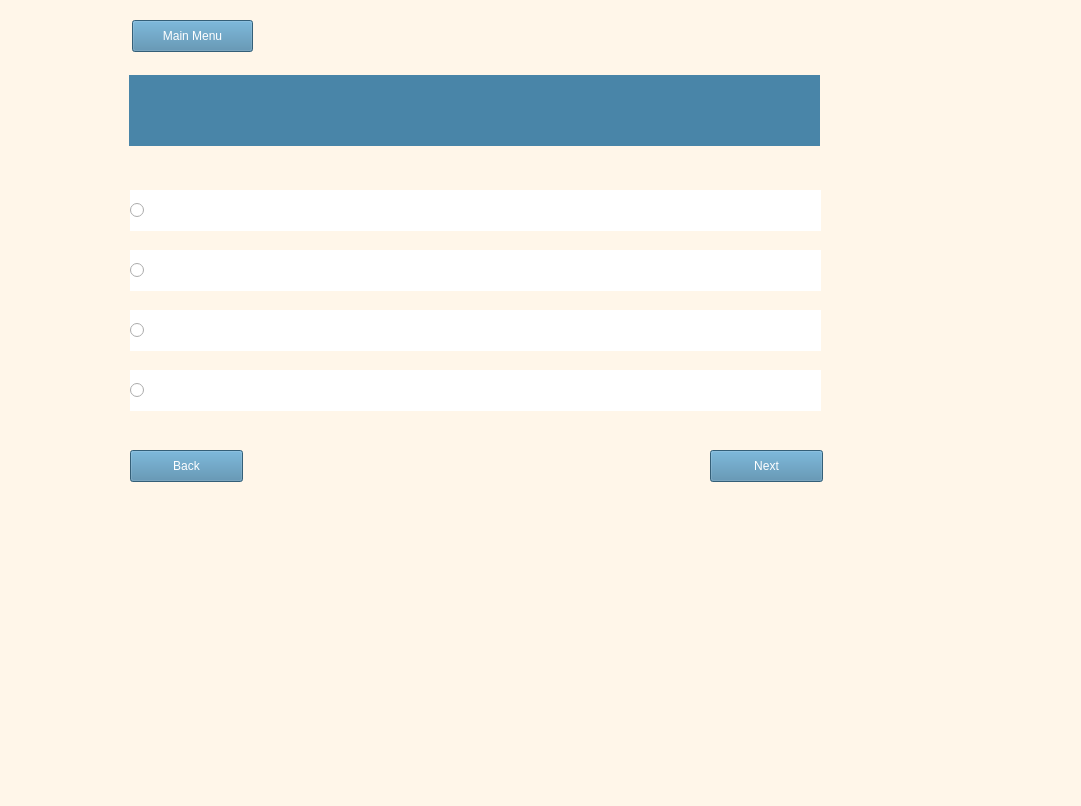
The window that Code/Practice_setOperations/set_operations.ui (aryanagarwal9/Interactive-Set-Theory-Tool) describes before a commit, drawn with Qt 5.
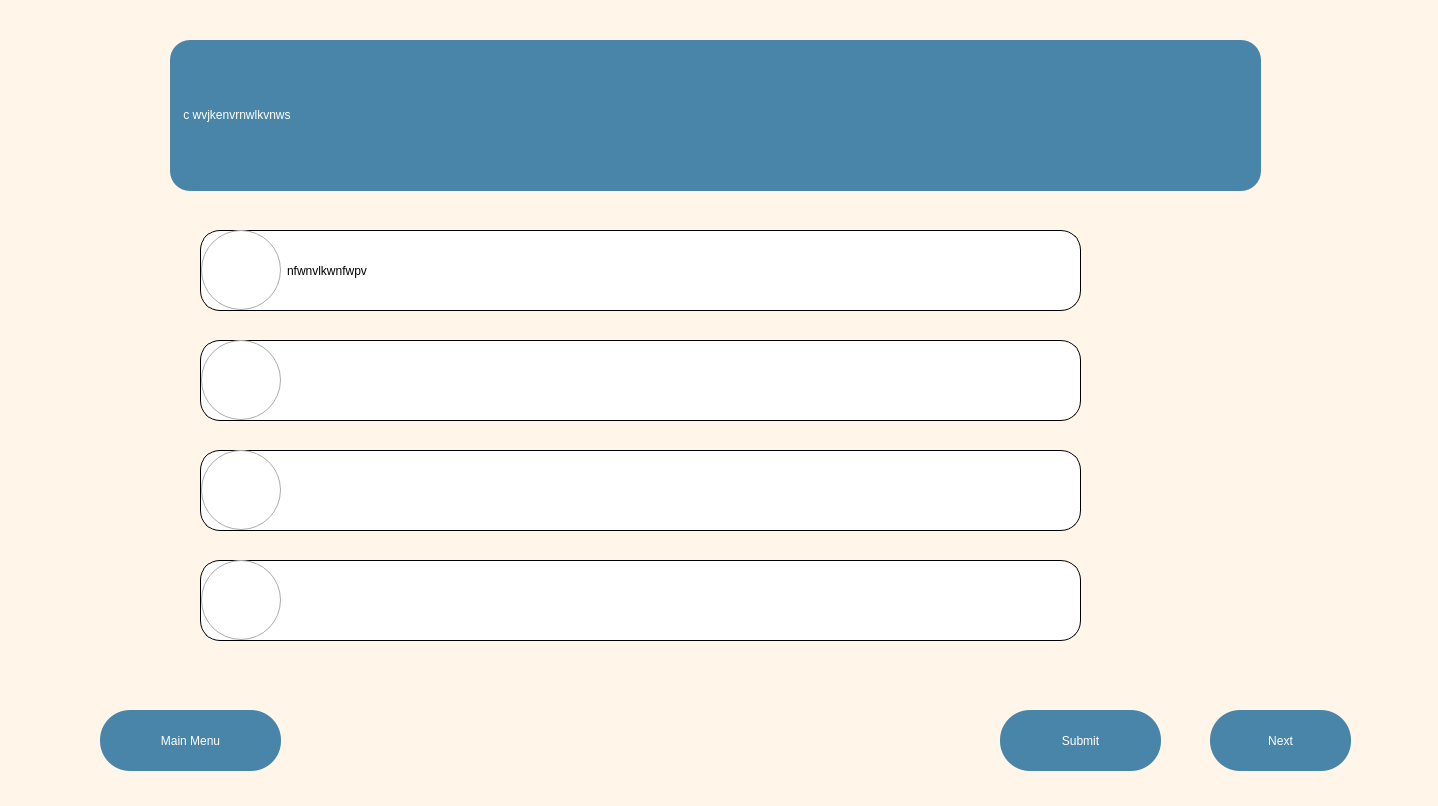
The same window after the commit. Icons and pictures are not drawn.

```diff
--- a/Code/Practice_setOperations/set_operations.ui
+++ b/Code/Practice_setOperations/set_operations.ui
@@ -6,7 +6,7 @@
    <rect>
     <x>0</x>
     <y>0</y>
-    <width>1081</width>
+    <width>1438</width>
     <height>806</height>
    </rect>
   </property>
@@ -15,53 +15,97 @@
   </property>
   <property name="styleSheet">
    <string notr="true">QWidget{
- background-color: rgb(255,246,233)
+ background-color: rgb(255,246,233);
+}
+
+QLabel{
+	background-color:rgb(73, 133, 168);
+	border-radius: 20%;
+	color: white;
+	font: 26pt &quot;Verdana&quot;;
+}
+
+QRadioButton{
+	background-color:white;
+	border-radius: 20%;
+	border: 1px solid black;
+	font: 22pt &quot;Verdana&quot;;
+}
+
+QRadioButton::hover{
+	background-color: rgb(221,221,221);
+}
+
+QRadioButton::indicator{
+	width: 70px;
+	height: 30px;
+	margin-left: 10px;
+}
+
+QRadioButton::indicator:checked{
+	image: url(/Users/adityaparashar/Education/UCL/ENGF0002/Scenario/Code/Practice_setOperations/radio-checked.png);
+}
+
+QRadioButton::indicator:unchecked{
+	image: url(/Users/adityaparashar/Education/UCL/ENGF0002/Scenario/Code/Practice_setOperations/radio-unchecked.png);
+}
+
+QPushButton{
+	background-color:rgb(73,133,168);
+	color:white;
+	border-radius: 30%;
+	font: 20pt &quot;Verdana&quot;;
+}
+
+QPushButton::hover{
+	background-color:rgb(93,153,168);
+	border: 2px solid black;
 }</string>
   </property>
   <widget class="QWidget" name="centralwidget">
    <widget class="QLabel" name="question">
     <property name="geometry">
      <rect>
-      <x>129</x>
-      <y>75</y>
-      <width>691</width>
-      <height>71</height>
+      <x>170</x>
+      <y>40</y>
+      <width>1091</width>
+      <height>151</height>
      </rect>
     </property>
     <property name="styleSheet">
-     <string notr="true">QLabel{background-color:rgb(73, 133, 168)}</string>
+     <string notr="true"/>
     </property>
     <property name="text">
-     <string/>
+     <string>&lt;html&gt;&lt;head/&gt;&lt;body&gt;&lt;p&gt;&amp;nbsp; &amp;nbsp; c wvjkenvrnwlkvnws&lt;/p&gt;&lt;/body&gt;&lt;/html&gt;</string>
     </property>
    </widget>
    <widget class="QRadioButton" name="answer_1">
     <property name="geometry">
      <rect>
-      <x>130</x>
-      <y>190</y>
-      <width>691</width>
-      <height>41</height>
+      <x>200</x>
+      <y>230</y>
+      <width>881</width>
+      <height>81</height>
      </rect>
     </property>
     <property name="styleSheet">
-     <string notr="true">QRadioButton{background-color:rgb(255, 255, 255)}</string>
+     <string notr="true"/>
     </property>
     <property name="text">
-     <string/>
+     <string>nfwnvlkwnfwpv</string>
     </property>
    </widget>
    <widget class="QRadioButton" name="answer_2">
     <property name="geometry">
      <rect>
-      <x>130</x>
-      <y>250</y>
-      <width>691</width>
-      <height>41</height>
+      <x>200</x>
+      <y>560</y>
+      <width>881</width>
+      <height>81</height>
      </rect>
     </property>
     <property name="styleSheet">
-     <string notr="true">QRadioButton{background-color:rgb(255, 255, 255)}</string>
+     <string notr="true"/>
     </property>
     <property name="text">
      <string/>
@@ -70,14 +114,14 @@
    <widget class="QRadioButton" name="answer_3">
     <property name="geometry">
      <rect>
-      <x>130</x>
-      <y>310</y>
-      <width>691</width>
-      <height>41</height>
+      <x>200</x>
+      <y>340</y>
+      <width>881</width>
+      <height>81</height>
      </rect>
     </property>
     <property name="styleSheet">
-     <string notr="true">QRadioButton{background-color:rgb(255, 255, 255)}</string>
+     <string notr="true"/>
     </property>
     <property name="text">
      <string/>
@@ -86,53 +130,30 @@
    <widget class="QRadioButton" name="answer_4">
     <property name="geometry">
      <rect>
-      <x>130</x>
-      <y>370</y>
-      <width>691</width>
-      <height>41</height>
-     </rect>
-    </property>
-    <property name="styleSheet">
-     <string notr="true">QRadioButton{background-color:rgb(255, 255, 255)}</string>
-    </property>
-    <property name="text">
-     <string/>
-    </property>
-   </widget>
-   <widget class="QPushButton" name="back_button">
-    <property name="geometry">
-     <rect>
-      <x>130</x>
+      <x>200</x>
       <y>450</y>
-      <width>113</width>
-      <height>32</height>
+      <width>881</width>
+      <height>81</height>
      </rect>
     </property>
     <property name="styleSheet">
-     <string notr="true">QPushButton{
-background-color:rgb(73,133,168);
-color:white;
-
-}</string>
+     <string notr="true"/>
     </property>
     <property name="text">
-     <string>Back</string>
+     <string/>
     </property>
    </widget>
    <widget class="QPushButton" name="next_button">
     <property name="geometry">
      <rect>
-      <x>710</x>
-      <y>450</y>
-      <width>113</width>
-      <height>32</height>
+      <x>1210</x>
+      <y>710</y>
+      <width>141</width>
+      <height>61</height>
      </rect>
     </property>
     <property name="styleSheet">
-     <string notr="true">QPushButton{
-background-color:rgb(73,133,168);
-color: white;
-}</string>
+     <string notr="true"/>
     </property>
     <property name="text">
      <string>Next</string>
@@ -141,23 +162,35 @@
    <widget class="QPushButton" name="pushButton">
     <property name="geometry">
      <rect>
-      <x>132</x>
-      <y>20</y>
-      <width>121</width>
-      <height>32</height>
+      <x>100</x>
+      <y>710</y>
+      <width>181</width>
+      <height>61</height>
      </rect>
     </property>
     <property name="styleSheet">
-     <string notr="true">QPushButton{
-background-color:rgb(73,133,168);
-color:white;
-
-}</string>
+     <string notr="true"/>
     </property>
     <property name="text">
      <string>Main Menu</string>
     </property>
    </widget>
+   <widget class="QPushButton" name="submit_button">
+    <property name="geometry">
+     <rect>
+      <x>1000</x>
+      <y>710</y>
+      <width>161</width>
+      <height>61</height>
+     </rect>
+    </property>
+    <property name="styleSheet">
+     <string notr="true"/>
+    </property>
+    <property name="text">
+     <string>Submit</string>
+    </property>
+   </widget>
   </widget>
   <widget class="QStatusBar" name="statusbar"/>
  </widget>
```
Left out of the diff: 10 changed lines with no effect on the pictures.
